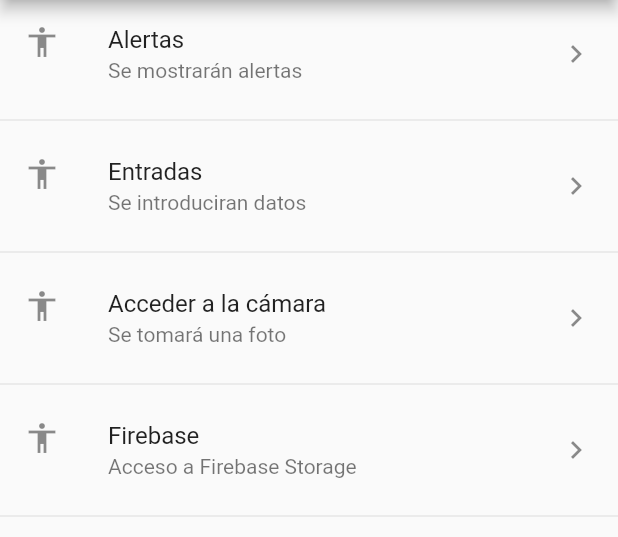
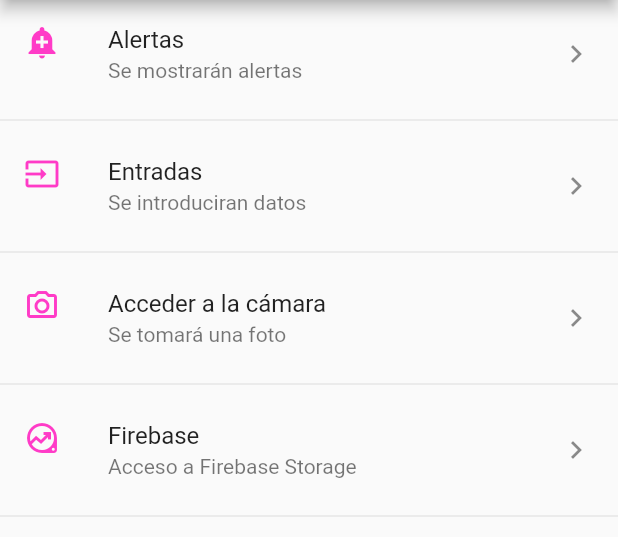
Before and after one commit to FatimaRS14/componentesFlutter, a Flutter app: the screen it shows after launch, on a phone screen of 412 x 824 dp, the part 84-621 px from its top. Run offline on Flutter 3.47's test engine with Material 2 defaults, Android fonts, the phone set to English and light mode, and no system bars.

```diff
--- a/lib/main.dart
+++ b/lib/main.dart
@@ -1,5 +1,6 @@
-import 'package:componentes5b/screens/home_screen.dart';
 import 'package:flutter/material.dart';
+import 'package:componentes5b/screens/screens.dart';
+
 
 void main() {
   runApp(const MainApp());
@@ -10,9 +11,23 @@ class MainApp extends StatelessWidget {
 
   @override
   Widget build(BuildContext context) {
-    return const MaterialApp(
+    return MaterialApp(
      debugShowCheckedModeBanner: false,
-     home: HomeScreen(),
+    // home: HomeScreen(),
+    initialRoute: '/',//ruta inicial
+      routes: <String, WidgetBuilder>{
+        '/': (BuildContext context) => const HomeScreen(),
+        'alert': (BuildContext context) => const AlertSreen(),
+        'entradas': (BuildContext context) => const InputsSreen(),
+        'camara': (BuildContext context) => const CameraSreen(),
+        'firebase': (BuildContext context) => const FirebaseSreen(),
+      },
+      // Para tratar con rutas que no existen en el main.dart
+      onGenerateRoute: (RouteSettings settings) {
+        print('Ruta llamada: ${settings.name}');
+        return MaterialPageRoute
+        (builder: (BuildContext context) => const AlertSreen());
+      },
     );
   }
 }
--- a/lib/screens/home_screen.dart
+++ b/lib/screens/home_screen.dart
@@ -1,4 +1,5 @@
 import 'package:componentes5b/providers/menu_provider.dart';
+import 'package:componentes5b/utils/set_icons_util.dart';
 import 'package:flutter/material.dart';
 
 class HomeScreen extends StatelessWidget {
@@ -54,14 +55,22 @@ class HomeScreen extends StatelessWidget {
 
 
     // ];
-
+    SetIconsUtil iconsUtil = SetIconsUtil();
     final List<Widget> opciones = [];
     data.forEach((opt) {
       final item = ListTile(
       title: Text(opt['texto']),
       subtitle: Text(opt['texto2']),
-      leading: const Icon(Icons.accessibility),
-      trailing: const Icon(Icons.keyboard_arrow_right    ),
+      leading: iconsUtil.getIcon(opt['icon']),
+      trailing: const Icon(Icons.keyboard_arrow_right ),
+      onTap: () {
+        // final route = MaterialPageRoute(builder: (conntext){
+        //   return AlertSreen();
+        //});
+
+        Navigator.pushNamed(context, opt['ruta']);
+        //El context da el informe de la ubicación de la ruta
+      },
       );
       opciones
       ..add(item)
--- /dev/null
+++ b/lib/screens/screens.dart
@@ -0,0 +1,5 @@
+export 'package:componentes5b/screens/alert_screen.dart';
+export 'package:componentes5b/screens/camera_screen.dart';
+export 'package:componentes5b/screens/firebase_screen.dart';
+export 'package:componentes5b/screens/home_screen.dart';
+export 'package:componentes5b/screens/inputs_screen.dart';
--- /dev/null
+++ b/lib/utils/set_icons_util.dart
@@ -0,0 +1,18 @@
+import 'package:flutter/material.dart';
+
+class SetIconsUtil{
+  SetIconsUtil();//DSi se quiere tener informacion diferente para presentar
+  //se debe de cambiar el JSON
+  final _icons = <String, IconData>{
+    'add_alert' : Icons.add_alert,
+    'Imput' : Icons.input,
+    'camera' : Icons.camera_alt_outlined,
+    'data' : Icons.data_exploration_outlined,
+  };
+  Icon getIcon(String iconName){
+    return Icon(
+      _icons[iconName],
+      color: Color.fromARGB(255, 255, 59, 199),
+    );
+  }
+}
```
Also changed, not shown: lib/screens/alert_screen.dart (added, +42 -0 lines), lib/screens/camera_screen.dart (added, +18 -0 lines), lib/screens/firebase_screen.dart (added, +18 -0 lines), lib/screens/inputs_screen.dart (added, +12 -0 lines).
